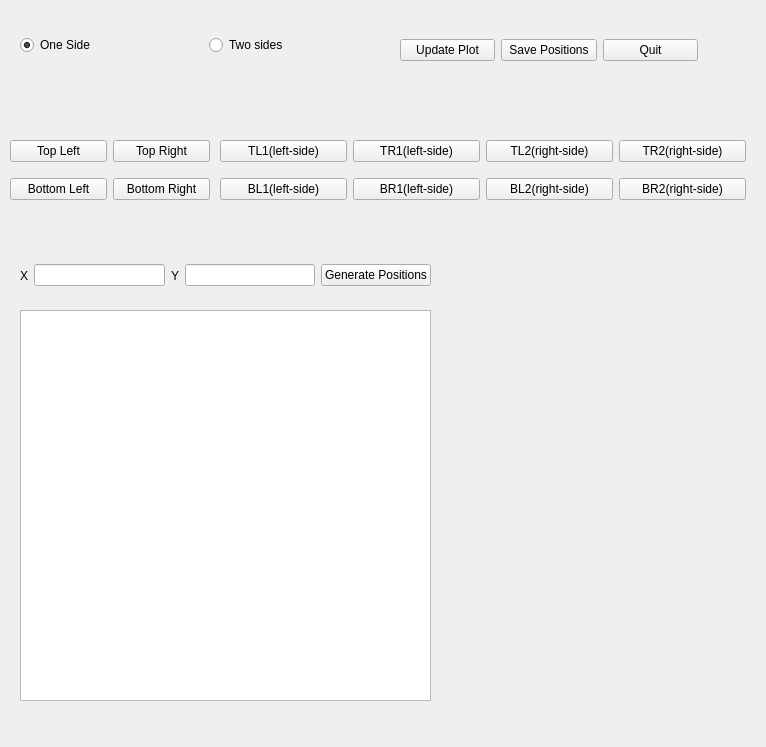
Above: sting/ui/qt_ui_files/posgen_window.ui from karempudi/sting before the change. Below: the same form after it.
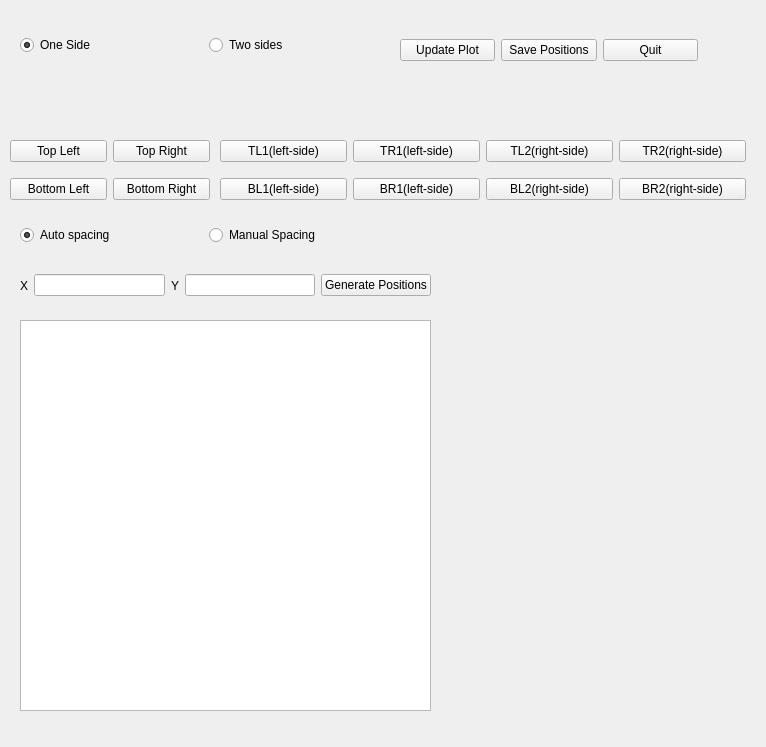
That is the form after the change. Custom widgets are drawn as their Qt base class.

Commit message: More work on position generation window

The edit to the form file:
```diff
--- a/sting/ui/qt_ui_files/posgen_window.ui
+++ b/sting/ui/qt_ui_files/posgen_window.ui
@@ -47,7 +47,7 @@
     <property name="geometry">
      <rect>
       <x>20</x>
-      <y>310</y>
+      <y>320</y>
       <width>411</width>
       <height>391</height>
      </rect>
@@ -233,7 +233,7 @@
     <property name="geometry">
      <rect>
       <x>20</x>
-      <y>250</y>
+      <y>260</y>
       <width>411</width>
       <height>51</height>
      </rect>
@@ -268,6 +268,35 @@
      </item>
     </layout>
    </widget>
+   <widget class="QWidget" name="horizontalLayoutWidget_5">
+    <property name="geometry">
+     <rect>
+      <x>20</x>
+      <y>220</y>
+      <width>371</width>
+      <height>31</height>
+     </rect>
+    </property>
+    <layout class="QHBoxLayout" name="spacing_layout_type">
+     <item>
+      <widget class="QRadioButton" name="auto_spacing_button">
+       <property name="text">
+        <string>Auto spacing</string>
+       </property>
+       <property name="checked">
+        <bool>true</bool>
+       </property>
+      </widget>
+     </item>
+     <item>
+      <widget class="QRadioButton" name="manual_spacing_button">
+       <property name="text">
+        <string>Manual Spacing</string>
+       </property>
+      </widget>
+     </item>
+    </layout>
+   </widget>
   </widget>
   <widget class="QMenuBar" name="menubar">
    <property name="geometry">
```
Left out of the diff: 2 changed lines with no effect on the pictures. The commit also changes 3 other files.
